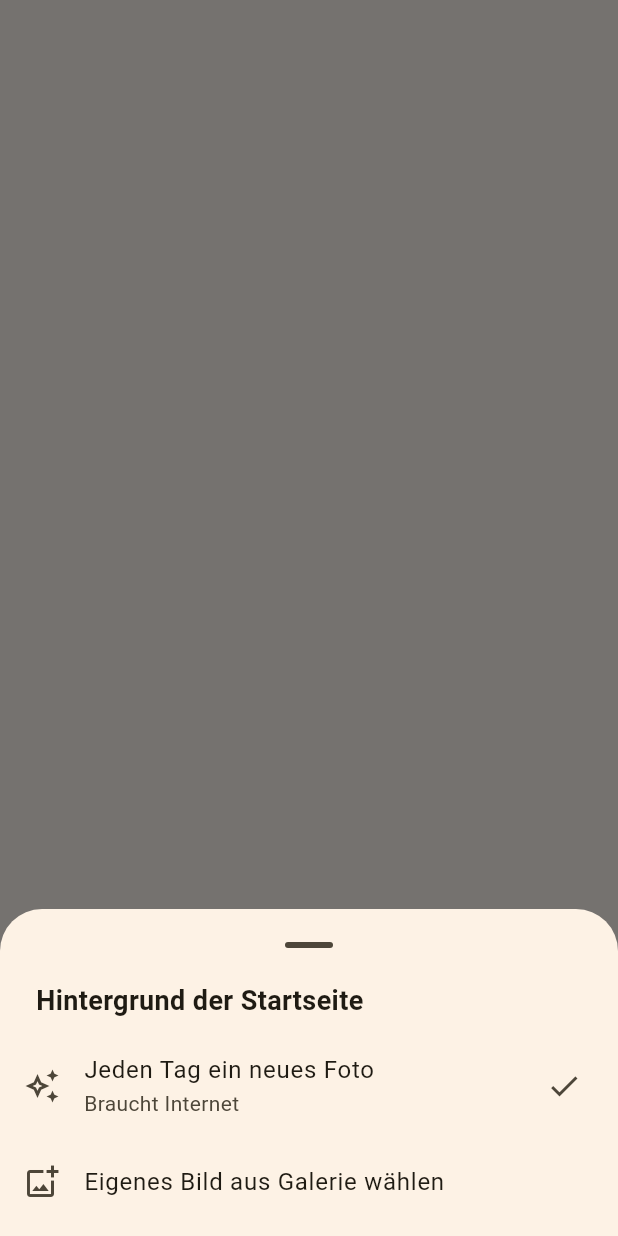
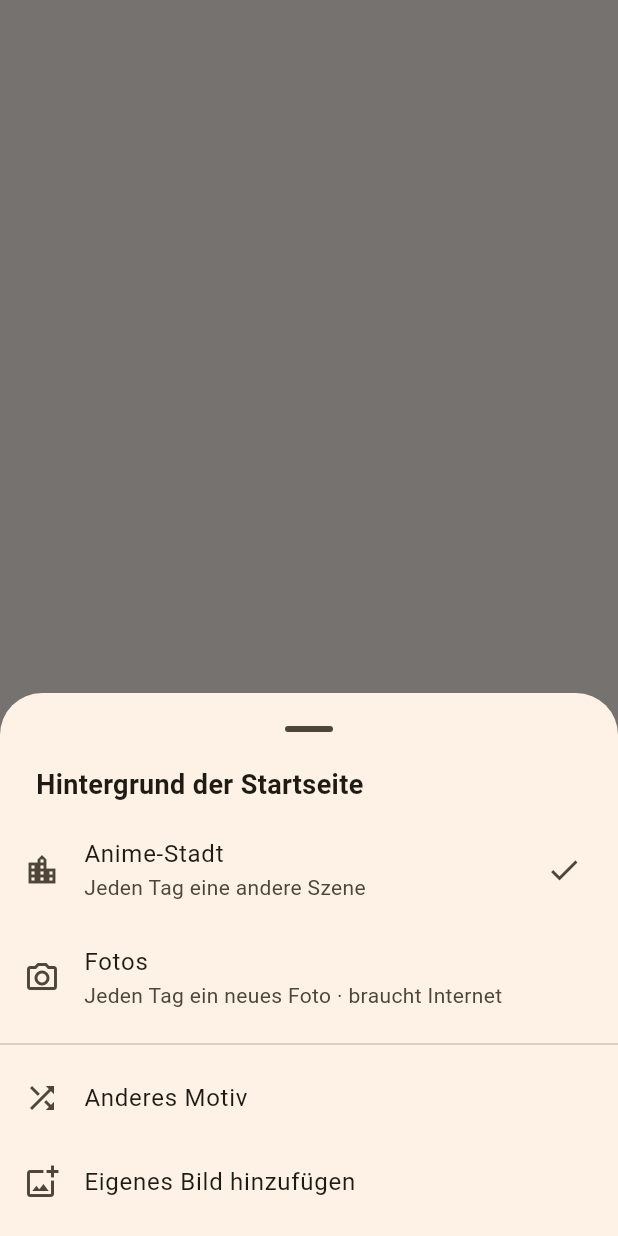
Before and after one commit to luk470013-beep/tagesziel-app, a Flutter app: what showBackgroundOptions() shows on an empty page, opened directly, on a phone screen of 412 x 824 dp. Run offline on Flutter 3.47's test engine with Material 3 defaults, Android fonts, the phone set to English and light mode, and no system bars; our stand-ins replace flutter_local_notifications, image_picker, shared_preferences, timezone; accounts and stored records are empty.

Commit message:
Anime-Stadt als gezeichneter Hintergrund, mehrere eigene Hintergrundbilder
Co-Authored-By: Claude Opus 5.5 <noreply@anthropic.com>
Claude-Session: https://claude.ai/code/session_018Vkw4N1sxnYXGRMk5Mt8pY

```diff
--- a/lib/models.dart
+++ b/lib/models.dart
@@ -143,7 +143,8 @@ class Quote {
       );
 }
 
-enum BgMode { daily, own }
+/// Hintergrund der Startseite.
+enum BgMode { anime, photo, own }
 
 class Settings {
   Settings({
@@ -152,7 +153,8 @@ class Settings {
     this.morningMinute = 0,
     this.carryOver = true,
     this.name = '',
-    this.bgMode = BgMode.daily,
+    this.bgMode = BgMode.anime,
+    this.bgOffset = 0,
     this.onlyOwnQuotes = false,
   });
 
@@ -164,8 +166,11 @@ class Settings {
   /// Name für die Begrüßung auf der Startseite.
   String name;
 
-  /// Hintergrund der Startseite: tägliches Foto oder eigenes Bild.
+  /// Hintergrund der Startseite.
   BgMode bgMode;
+
+  /// Verschiebt das tägliche Motiv ("Anderes Motiv").
+  int bgOffset;
 
   /// Auf der Startseite nur eigene Sprüche zeigen.
   bool onlyOwnQuotes;
@@ -177,6 +182,7 @@ class Settings {
         'carryOver': carryOver,
         'name': name,
         'bgMode': bgMode.name,
+        'bgOffset': bgOffset,
         'onlyOwnQuotes': onlyOwnQuotes,
       };
 
@@ -188,8 +194,9 @@ class Settings {
         name: (j['name'] as String?) ?? '',
         bgMode: BgMode.values.firstWhere(
           (m) => m.name == j['bgMode'],
-          orElse: () => BgMode.daily,
+          orElse: () => BgMode.anime,
         ),
+        bgOffset: (j['bgOffset'] as num?)?.toInt() ?? 0,
         onlyOwnQuotes: (j['onlyOwnQuotes'] as bool?) ?? false,
       );
 }
--- a/lib/ui/settings_page.dart
+++ b/lib/ui/settings_page.dart
@@ -160,9 +160,11 @@ class SettingsPage extends StatelessWidget {
           ListTile(
             leading: const Icon(Icons.wallpaper),
             title: const Text('Hintergrund'),
-            subtitle: Text(st.bgMode == BgMode.daily
-                ? 'Jeden Tag ein neues Foto'
-                : 'Mein eigenes Bild'),
+            subtitle: Text(switch (st.bgMode) {
+              BgMode.anime => 'Anime-Stadt',
+              BgMode.photo => 'Fotos',
+              BgMode.own => 'Meine Bilder',
+            }),
             onTap: () => showBackgroundOptions(context),
           ),
           ListTile(
--- a/lib/ui/start_page.dart
+++ b/lib/ui/start_page.dart
@@ -6,42 +6,58 @@ import 'package:image_picker/image_picker.dart';
 
 import '../models.dart';
 import '../store.dart';
+import 'anime_scene.dart';
+import 'backgrounds_page.dart';
 import 'quotes_page.dart';
 import 'scope.dart';
 
-/// Wählt ein Bild aus der Galerie, verkleinert es und speichert es.
-Future<bool> pickImageInto(BuildContext context, String key,
+/// Wählt ein Bild aus der Galerie und gibt es verkleinert zurück.
+Future<Uint8List?> pickImageBytes(BuildContext context,
     {required double maxSize}) async {
-  final store = StoreScope.read(context);
   final messenger = ScaffoldMessenger.of(context);
   try {
     final x = await ImagePicker().pickImage(
       source: ImageSource.gallery,
       maxWidth: maxSize,
       maxHeight: maxSize,
-      imageQuality: 82,
+      imageQuality: 80,
       requestFullMetadata: false,
     );
-    if (x == null) return false;
-    final bytes = await x.readAsBytes();
-    await store.setImage(key, bytes);
-    return true;
+    if (x == null) return null;
+    return await x.readAsBytes();
   } catch (e) {
     messenger.showSnackBar(
         const SnackBar(content: Text('Das Bild konnte nicht geladen werden.')));
-    return false;
+    return null;
   }
+}
+
+/// Fügt ein eigenes Hintergrundbild hinzu und aktiviert "Meine Bilder".
+Future<void> addOwnBackground(BuildContext context) async {
+  final store = StoreScope.read(context);
+  final messenger = ScaffoldMessenger.of(context);
+  final bytes = await pickImageBytes(context, maxSize: 1400);
+  if (bytes == null) return;
+  final ok = await store.addBackground(bytes);
+  if (!ok) {
+    messenger.showSnackBar(const SnackBar(
+        content: Text('Kein Platz mehr – entferne zuerst ein anderes Bild.')));
+    return;
+  }
+  store.updateSettings((s) => s.bgMode = BgMode.own);
 }
 
 /// Hintergrund-Optionen (auch aus den Einstellungen aufrufbar).
 Future<void> showBackgroundOptions(BuildContext context) async {
   final store = StoreScope.read(context);
-  final hasOwn = store.image(Store.kImgBackground) != null;
+  final own = store.backgroundIds.length;
   final choice = await showModalBottomSheet<String>(
     context: context,
     showDragHandle: true,
     builder: (ctx) {
       final mode = store.settings.bgMode;
+      Widget check(BgMode m) =>
+          mode == m ? const Icon(Icons.check) : const SizedBox.shrink();
       return SafeArea(
         child: Column(
           mainAxisSize: MainAxisSize.min,
@@ -56,31 +72,45 @@ Future<void> showBackgroundOptions(BuildContext context) async {
               ),
             ),
             ListTile(
-              leading: const Icon(Icons.auto_awesome_outlined),
-              title: const Text('Jeden Tag ein neues Foto'),
-              subtitle: const Text('Braucht Internet'),
-              trailing: mode == BgMode.daily ? const Icon(Icons.check) : null,
-              onTap: () => Navigator.pop(ctx, 'daily'),
+              leading: const Icon(Icons.location_city),
+              title: const Text('Anime-Stadt'),
+              subtitle: const Text('Jeden Tag eine andere Szene'),
+              trailing: check(BgMode.anime),
+              onTap: () => Navigator.pop(ctx, 'anime'),
             ),
-            if (hasOwn)
+            ListTile(
+              leading: const Icon(Icons.photo_camera_outlined),
+              title: const Text('Fotos'),
+              subtitle: const Text('Jeden Tag ein neues Foto · braucht Internet'),
+              trailing: check(BgMode.photo),
+              onTap: () => Navigator.pop(ctx, 'photo'),
+            ),
+            if (own > 0)
               ListTile(
-                leading: const Icon(Icons.image_outlined),
-                title: const Text('Mein eigenes Bild'),
-                trailing: mode == BgMode.own ? const Icon(Icons.check) : null,
+                leading: const Icon(Icons.collections_outlined),
+                title: const Text('Meine Bilder'),
+                subtitle: Text(own == 1
+                    ? '1 Bild'
+                    : '$own Bilder · wechseln jeden Tag'),
+                trailing: check(BgMode.own),
                 onTap: () => Navigator.pop(ctx, 'own'),
               ),
+            const Divider(),
+            ListTile(
+              leading: const Icon(Icons.shuffle),
+              title: const Text('Anderes Motiv'),
+              onTap: () => Navigator.pop(ctx, 'next'),
+            ),
             ListTile(
               leading: const Icon(Icons.add_photo_alternate_outlined),
-              title: Text(hasOwn
-                  ? 'Anderes Bild aus Galerie wählen'
-                  : 'Eigenes Bild aus Galerie wählen'),
-              onTap: () => Navigator.pop(ctx, 'pick'),
+              title: const Text('Eigenes Bild hinzufügen'),
+              onTap: () => Navigator.pop(ctx, 'add'),
             ),
-            if (hasOwn)
+            if (own > 0)
               ListTile(
-                leading: const Icon(Icons.delete_outline),
-                title: const Text('Eigenes Bild entfernen'),
-                onTap: () => Navigator.pop(ctx, 'remove'),
+                leading: const Icon(Icons.photo_library_outlined),
+                title: const Text('Meine Bilder verwalten'),
+                onTap: () => Navigator.pop(ctx, 'manage'),
               ),
             const SizedBox(height: 8),
           ],
@@ -90,17 +120,19 @@ Future<void> showBackgroundOptions(BuildContext context) async {
   );
   if (!context.mounted || choice == null) return;
   switch (choice) {
-    case 'daily':
-      store.updateSettings((s) => s.bgMode = BgMode.daily);
+    case 'anime':
+      store.updateSettings((s) => s.bgMode = BgMode.anime);
+    case 'photo':
+      store.updateSettings((s) => s.bgMode = BgMode.photo);
     case 'own':
       store.updateSettings((s) => s.bgMode = BgMode.own);
-    case 'pick':
-      final ok =
-          await pickImageInto(context, Store.kImgBackground, maxSize: 1600);
-      if (ok) store.updateSettings((s) => s.bgMode = BgMode.own);
-    case 'remove':
-      await store.setImage(Store.kImgBackground, null);
-      store.updateSettings((s) => s.bgMode = BgMode.daily);
+    case 'next':
+      store.updateSettings((s) => s.bgOffset++);
+    case 'add':
+      await addOwnBackground(context);
+    case 'manage':
+      Navigator.of(context).push(MaterialPageRoute<void>(
+          builder: (_) => const BackgroundsPage()));
   }
 }
 
@@ -112,7 +144,8 @@ class StartPage extends StatelessWidget {
   Future<void> _avatarOptions(BuildContext context) async {
     final store = StoreScope.read(context);
     if (store.image(Store.kImgAvatar) == null) {
-      await pickImageInto(context, Store.kImgAvatar, maxSize: 600);
+      final bytes = await pickImageBytes(context, maxSize: 600);
+      if (bytes != null) await store.setImage(Store.kImgAvatar, bytes);
       return;
     }
     final choice = await showModalBottomSheet<String>(
@@ -139,7 +172,8 @@ class StartPage extends StatelessWidget {
     );
     if (!context.mounted) return;
     if (choice == 'pick') {
-      await pickImageInto(context, Store.kImgAvatar, maxSize: 600);
+      final bytes = await pickImageBytes(context, maxSize: 600);
+      if (bytes != null) await store.setImage(Store.kImgAvatar, bytes);
     } else if (choice == 'remove') {
       await store.setImage(Store.kImgAvatar, null);
     }
@@ -150,9 +184,21 @@ class StartPage extends StatelessWidget {
     final store = StoreScope.of(context);
     final now = DateTime.now();
     final today = dayKey(now);
-    final bg = store.settings.bgMode == BgMode.own
-        ? store.image(Store.kImgBackground)
-        : null;
+    final variant = dayOfYear(now) + store.settings.bgOffset;
+    final ownIds = store.backgroundIds;
+    final mode = store.settings.bgMode == BgMode.own && ownIds.isEmpty
+        ? BgMode.anime
+        : store.settings.bgMode;
+    final Widget background = switch (mode) {
+      BgMode.anime => AnimeScene(variant: variant),
+      BgMode.photo => _PhotoBackground(seed: '$today-${store.settings.bgOffset}'),
+      BgMode.own => Image.memory(
+          store.backgroundImage(ownIds[variant % ownIds.length])!,
+          fit: BoxFit.cover,
+          gaplessPlayback: true,
+          errorBuilder: (_, _, _) => AnimeScene(variant: variant),
+        ),
+    };
     final avatar = store.image(Store.kImgAvatar);
     final name = store.settings.name.trim();
     final goals = store.goalsFor(today);
@@ -167,7 +213,7 @@ class StartPage extends StatelessWidget {
       child: Stack(
         fit: StackFit.expand,
         children: [
-          _Background(bytes: bg, seed: today),
+          background,
           const DecoratedBox(
             decoration: BoxDecoration(
               gradient: LinearGradient(
@@ -271,10 +317,9 @@ class StartPage extends StatelessWidget {
   }
 }
 
-class _Background extends StatelessWidget {
-  const _Background({required this.bytes, required this.seed});
+class _PhotoBackground extends StatelessWidget {
+  const _PhotoBackground({required this.seed});
 
-  final Uint8List? bytes;
   final String seed;
 
   static const _fallback = DecoratedBox(
@@ -289,9 +334,6 @@ class _Background extends StatelessWidget {
 
   @override
   Widget build(BuildContext context) {
-    if (bytes != null) {
-      return Image.memory(bytes!, fit: BoxFit.cover, gaplessPlayback: true);
-    }
     return Stack(
       fit: StackFit.expand,
       children: [
```
Also changed, not shown: lib/store.dart (+52 -6 lines), lib/ui/anime_scene.dart (added, +445 -0 lines), lib/ui/backgrounds_page.dart (added, +85 -0 lines).
